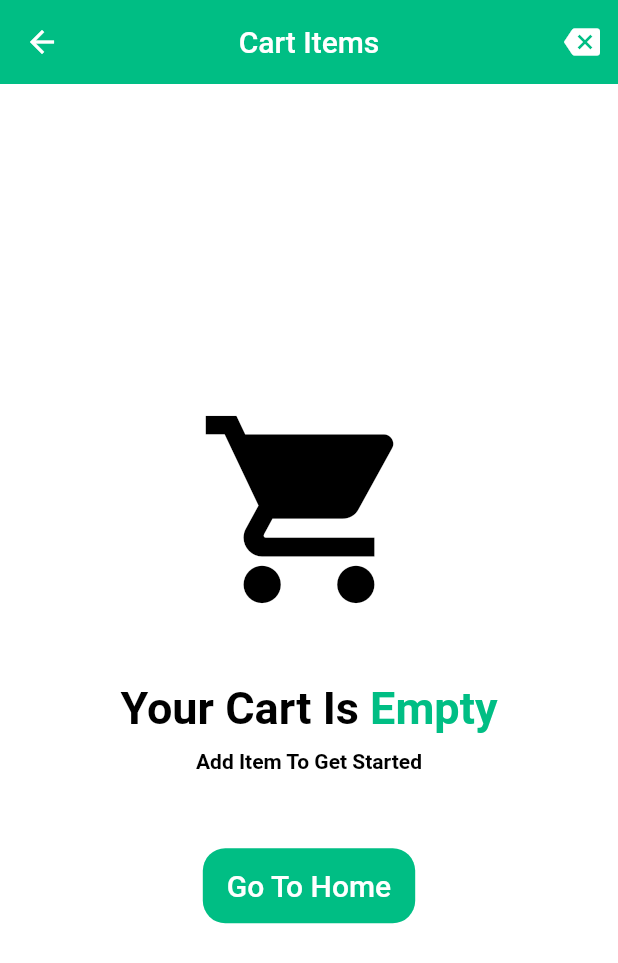
After one commit to bilalfawaz/ecomarceApp, a Flutter app: the CartScreen screen opened by its route, on a phone screen of 412 x 824 dp. The commit adds this screen. Shown: the top 963 px of the screen. Run offline on Flutter 3.47's test engine with Material 2 defaults, Android fonts, the phone set to English and light mode, and no system bars; our stand-ins replace badges, dio, firebase_auth, firebase_core, firebase_database, get and 4 more; accounts and stored records are empty; generated files the repository leaves out were written again; network calls fail.

Commit message:
Create Cart Screen

```diff
--- a/lib/logic/binding/product_binding.dart
+++ b/lib/logic/binding/product_binding.dart
@@ -1,4 +1,5 @@
 
+import 'package:ecomarceapp/logic/controller/cart_controller.dart';
 import 'package:ecomarceapp/logic/controller/product_controller.dart';
 import 'package:get/get.dart';
 
@@ -7,6 +8,7 @@ class ProductBinding extends Bindings{
   void dependencies() {
     // TODO: implement dependencies
     Get.put(ProductController());
+    Get.lazyPut(() => CartController());
   }
 
 }
--- /dev/null
+++ b/lib/logic/controller/cart_controller.dart
@@ -0,0 +1,60 @@
+import 'package:ecomarceapp/model/product_models.dart';
+import 'package:flutter/material.dart';
+import 'package:get/get.dart';
+
+class CartController extends GetxController {
+  var productMap = {}.obs;
+  get productSubTotal => productMap.entries.map((e) => e.key.price * e.value).toList();
+  get total =>productMap.entries
+      .map((e) => e.key.price * e.value)
+      .toList()
+      .reduce((value, element) => value + element)
+      .toStringAsFixed(2);
+
+  void addProduct(ProductModels productKey) {
+    if (productMap.containsKey(productKey)) {
+      productMap[productKey] += 1;
+      Get.snackbar("Add", "Product Added",snackPosition: SnackPosition.BOTTOM,backgroundColor: Colors.green,colorText: Colors.white);
+    } else {
+      productMap[productKey] = 1;
+      Get.snackbar("Add", "Product Added",snackPosition: SnackPosition.BOTTOM,backgroundColor: Colors.green,colorText: Colors.white);
+    }
+  }
+
+  void removeProduct(ProductModels productKey) {
+    if(productMap.containsKey(productKey) && productMap[productKey] == 1){
+      productMap.removeWhere((key, value) => key == productKey);
+    }else{
+      productMap[productKey] -=1;
+    }
+  }
+
+  void removeOneProduct(ProductModels productKey) {
+    productMap.removeWhere((key, value) => key == productKey);
+  }
+
+  int countProduct() {
+    if (productMap.isEmpty) {
+      return 0;
+    } else {
+      return productMap.entries.map((e) => e.value).toList().reduce((value,
+          element) => value + element);
+    }
+  }
+
+  void clearAllProducts() {
+    Get.defaultDialog(
+      textCancel: "Cancel",
+      textConfirm: "Clear",
+      onConfirm: (){
+        productMap.clear();
+        Get.back();
+      },
+      onCancel: (){
+      },
+      middleText: "Are You Sure You Went To Clear All Cart ?",
+      title: "LogOut",
+    );
+
+  }
+}
--- a/lib/utils/route/route.dart
+++ b/lib/utils/route/route.dart
@@ -1,3 +1,4 @@
+import 'package:ecomarceapp/logic/binding/auth_binding.dart';
 import 'package:ecomarceapp/logic/binding/main_binding.dart';
 import 'package:ecomarceapp/logic/binding/product_binding.dart';
 import 'package:ecomarceapp/view/screen/main_page.dart';
@@ -5,6 +6,7 @@ import 'package:ecomarceapp/view/screen/welcome_page.dart';
 import 'package:get/get.dart';
 
 import '../../view/screen/auth/login_screen.dart';
+import '../../view/screen/cart/cart_screen.dart';
 
 class AppRoutes {
   //initialRoute
@@ -45,14 +47,14 @@ class AppRoutes {
     //     ProductBinding(),
     //   ],
     // ),
-    // GetPage(
-    //   name: Routes.cartScreen,
-    //   page: () => CartScreen(),
-    //   bindings: [
-    //     AuthBinding(),
-    //     ProductBinding(),
-    //   ],
-    // ),
+    GetPage(
+      name: Routes.cartScreen,
+      page: () => CartScreen(),
+      bindings: [
+        ProductBinding(),
+        AuthBinding(),
+      ],
+    ),
     // GetPage(
     //   name: Routes.paymentScreen,
     //   page: () => PayMentScreen(),
--- /dev/null
+++ b/lib/view/screen/cart/cart_screen.dart
@@ -0,0 +1,65 @@
+import 'package:ecomarceapp/logic/controller/cart_controller.dart';
+import 'package:ecomarceapp/utils/themes.dart';
+import 'package:ecomarceapp/view/screen/cart/empty_cart.dart';
+import 'package:flutter/material.dart';
+import 'package:get/get.dart';
+
+import 'cart_product.dart';
+import 'cart_total.dart';
+
+class CartScreen extends StatelessWidget {
+  CartScreen({Key? key}) : super(key: key);
+  var controller = Get.find<CartController>();
+
+  @override
+  Widget build(BuildContext context) {
+    return SafeArea(
+      child: Scaffold(
+        backgroundColor: context.theme.backgroundColor,
+        appBar: AppBar(
+          centerTitle: true,
+          title: const Text("Cart Items"),
+          elevation: 0,
+          backgroundColor: Get.isDarkMode ? darkGreyClr : mainColor,
+          actions: [
+            IconButton(onPressed: () {
+              controller.clearAllProducts();
+            }, icon: const Icon(Icons.backspace))
+          ],
+        ),
+        body: Obx(() {
+          if(controller.productMap.isEmpty){
+            return const EmptyCart();
+          }else{
+          return SingleChildScrollView(
+            child: Column(
+              children: [
+                SizedBox(
+                  height: 600,
+                  child: ListView.separated(
+                      itemBuilder: (context, index) {
+                          return CartProduct(
+                            productModels:
+                            controller.productMap.keys.toList()[index],
+                            index: index,
+                            quantity:
+                            controller.productMap.values.toList()[index],
+                          );
+                        },
+                      separatorBuilder: (context, index) {
+                        return const Divider();
+                      },
+                      itemCount: controller.productMap.length),
+                ),
+                Padding(
+                  padding: EdgeInsets.only(bottom: 30.0),
+                  child: CartTotal(),
+                )
+              ],
+            ),
+          );}}
+        ),
+      ),
+    );
+  }
+}
--- /dev/null
+++ b/lib/view/screen/cart/empty_cart.dart
@@ -0,0 +1,66 @@
+import 'package:ecomarceapp/utils/route/route.dart';
+import 'package:ecomarceapp/utils/themes.dart';
+import 'package:flutter/material.dart';
+import 'package:get/get.dart';
+
+
+class EmptyCart extends StatelessWidget {
+  const EmptyCart({Key? key}) : super(key: key);
+
+  @override
+  Widget build(BuildContext context) {
+    return Center(
+      child: Column(
+        mainAxisAlignment: MainAxisAlignment.center,
+        children: [
+          Icon(
+            Icons.shopping_cart,
+            color: Get.isDarkMode ? Colors.white : Colors.black,
+            size: 150,
+          ),
+          const SizedBox(height: 40),
+          RichText(
+              text: TextSpan(
+                  children: [
+                    TextSpan(text: "Your Cart Is ",style: TextStyle(
+                      color: Get.isDarkMode?Colors.white: Colors.black,
+                      fontSize: 30,
+                      fontWeight: FontWeight.bold
+                    )),
+                    TextSpan(text: "Empty",style: TextStyle(
+                        color: Get.isDarkMode? pinkClr: mainColor,
+                        fontSize: 30,
+                        fontWeight: FontWeight.bold
+                    ))
+              ])),
+          const SizedBox(height: 10,),
+           Text("Add Item To Get Started",style: TextStyle(
+              color: Get.isDarkMode?Colors.white: Colors.black,
+              fontWeight: FontWeight.bold
+          ),),
+          const SizedBox(
+            height: 50,
+          ),
+          SizedBox(
+            height: 50,
+            child: ElevatedButton(
+                onPressed: (){
+                 Get.back();
+                },
+                style: ElevatedButton.styleFrom(
+                  elevation: 0,
+                  primary:Get.isDarkMode?pinkClr: mainColor,
+                  shape: RoundedRectangleBorder(
+                    borderRadius: BorderRadius.circular(15),
+                  )
+                ),
+                child: const Text("Go To Home",style: TextStyle(
+                  fontSize: 20,
+                ),)
+            ),
+          ),
+        ],
+      ),
+    );
+  }
+}
--- a/lib/view/widget/card_items_home.dart
+++ b/lib/view/widget/card_items_home.dart
@@ -40,6 +40,7 @@ class CardItemsHome extends StatelessWidget {
                   image: controller.productList[index].image,
                   textColor: textColor,
                   id: controller.productList[index].id,
+                  productModels: controller.productList[index],
                 ),
               );
             },
--- a/pubspec.yaml
+++ b/pubspec.yaml
@@ -46,6 +46,8 @@ dependencies:
   dio: ^4.0.4
   json_annotation: ^4.4.0
   json_serializable: ^6.1.1
+  badges: ^2.0.2
+
 
 
 
```
Also changed, not shown: lib/view/screen/cart/cart_product.dart (added, +108 -0 lines), lib/view/screen/cart/cart_total.dart (added, +68 -0 lines), lib/view/screen/main_page.dart (+22 -4 lines), lib/view/widget/build_cart_items.dart (+8 -2 lines), pubspec.lock.
